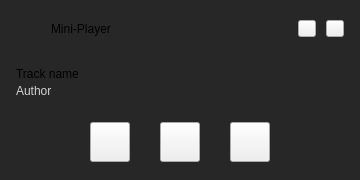
The window that core/ui/mini_player_dialog.ui (deeffest/Youtube-Music-Desktop-Player) describes before a commit, drawn with Qt 5.
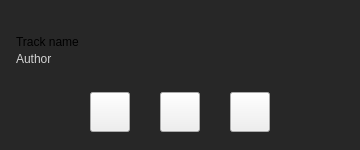
The same window after the commit. Icons and pictures are not drawn. Custom widgets are drawn as their Qt base class.

```diff
--- a/core/ui/mini_player_dialog.ui
+++ b/core/ui/mini_player_dialog.ui
@@ -7,7 +7,7 @@
     <x>0</x>
     <y>0</y>
     <width>360</width>
-    <height>180</height>
+    <height>150</height>
    </rect>
   </property>
   <property name="sizePolicy">
@@ -19,13 +19,13 @@
   <property name="minimumSize">
    <size>
     <width>360</width>
-    <height>180</height>
+    <height>150</height>
    </size>
   </property>
   <property name="maximumSize">
    <size>
     <width>360</width>
-    <height>180</height>
+    <height>150</height>
    </size>
   </property>
   <property name="mouseTracking">
@@ -47,7 +47,7 @@
     <number>0</number>
    </property>
    <property name="topMargin">
-    <number>0</number>
+    <number>18</number>
    </property>
    <property name="rightMargin">
     <number>0</number>
@@ -55,89 +55,6 @@
    <property name="bottomMargin">
     <number>0</number>
    </property>
-   <item>
-    <widget class="QFrame" name="titleBar">
-     <layout class="QHBoxLayout" name="horizontalLayout">
-      <property name="spacing">
-       <number>10</number>
-      </property>
-      <property name="leftMargin">
-       <number>16</number>
-      </property>
-      <property name="topMargin">
-       <number>16</number>
-      </property>
-      <property name="rightMargin">
-       <number>16</number>
-      </property>
-      <item>
-       <widget class="QLabel" name="label_2">
-        <property name="minimumSize">
-         <size>
-          <width>25</width>
-          <height>25</height>
-         </size>
-        </property>
-        <property name="maximumSize">
-         <size>
-          <width>25</width>
-          <height>25</height>
-         </size>
-        </property>
-        <property name="text">
-         <string/>
-        </property>
-        <property name="pixmap">
-         <pixmap>../../resources/icons/icon.ico</pixmap>
-        </property>
-        <property name="scaledContents">
-         <bool>true</bool>
-        </property>
-       </widget>
-      </item>
-      <item>
-       <widget class="BodyLabel" name="BodyLabel">
-        <property name="text">
-         <string>Mini-Player</string>
-        </property>
-       </widget>
-      </item>
-      <item>
-       <spacer name="horizontalSpacer">
-        <property name="orientation">
-         <enum>Qt::Horizontal</enum>
-        </property>
-        <property name="sizeHint" stdset="0">
-         <size>
-          <width>40</width>
-          <height>20</height>
-         </size>
-        </property>
-       </spacer>
-      </item>
-      <item>
-       <widget class="PillToolButton" name="PillToolButton">
-        <property name="iconSize">
-         <size>
-          <width>10</width>
-          <height>10</height>
-         </size>
-        </property>
-       </widget>
-      </item>
-      <item>
-       <widget class="ToolButton" name="ToolButton">
-        <property name="iconSize">
-         <size>
-          <width>10</width>
-          <height>10</height>
-         </size>
-        </property>
-       </widget>
-      </item>
-     </layout>
-    </widget>
-   </item>
    <item>
     <layout class="QHBoxLayout" name="horizontalLayout_2">
      <property name="spacing">
@@ -250,6 +167,9 @@
      <property name="leftMargin">
       <number>4</number>
      </property>
+     <property name="topMargin">
+      <number>3</number>
+     </property>
      <property name="rightMargin">
       <number>4</number>
      </property>
@@ -358,21 +278,11 @@
    <extends>QToolButton</extends>
    <header>qfluentwidgets</header>
   </customwidget>
-  <customwidget>
-   <class>PillToolButton</class>
-   <extends>ToggleToolButton</extends>
-   <header>qfluentwidgets</header>
-  </customwidget>
   <customwidget>
    <class>TransparentToolButton</class>
    <extends>ToolButton</extends>
    <header>qfluentwidgets</header>
   </customwidget>
-  <customwidget>
-   <class>ToggleToolButton</class>
-   <extends>ToolButton</extends>
-   <header>qfluentwidgets</header>
-  </customwidget>
   <customwidget>
    <class>BodyLabel</class>
    <extends>QLabel</extends>
```
